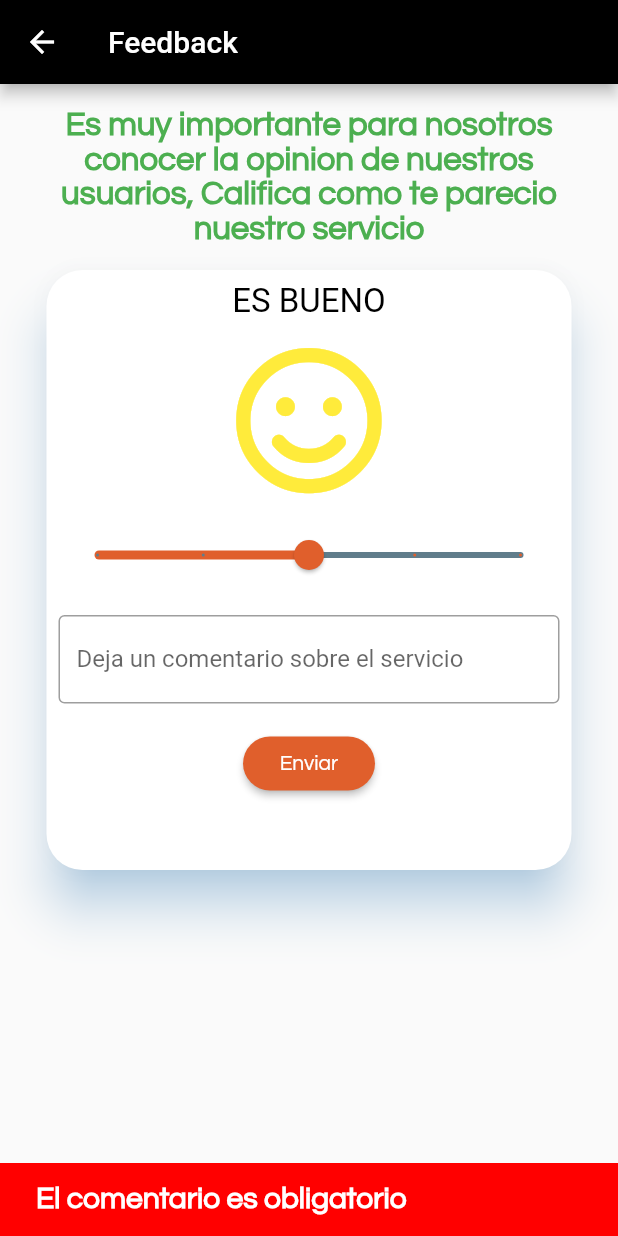
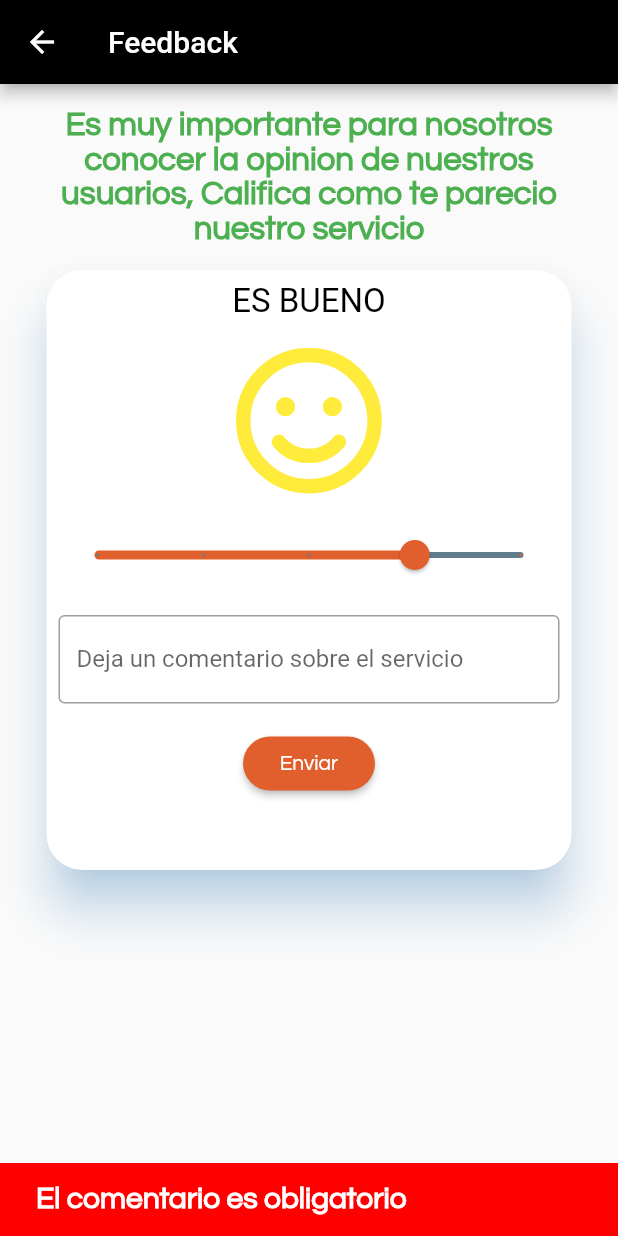
Before and after one commit to juanmurillor/EasyTurn, a Flutter app: the CalificacionAppPage screen opened directly, after a tap on "Enviar", on a phone screen of 412 x 824 dp. Run offline on Flutter 3.47's test engine with Material 2 defaults, Android fonts, the phone set to English and light mode, and no system bars; our stand-ins replace auto_size_text, basic_utils, carousel_slider, chewie, cloud_firestore, firebase_auth and 6 more; accounts and stored records are empty.

Commit message:
Se orrige la calificacion que no modificaba la cara al cargar, y otras coreciones menores

```diff
--- a/lib/src/screens/modulo_cliente/CalificacionApp.dart
+++ b/lib/src/screens/modulo_cliente/CalificacionApp.dart
@@ -57,6 +57,25 @@ class _CalificacionAppPage extends State<CalificacionAppPage> {
           calified=true;
           comentario = document.data["comentario"];
           sliderValue = document.data["calificacion"];
+          if (sliderValue >= 0.0 &&
+              sliderValue <= 1.0) {
+            myFeedback = FontAwesomeIcons.sadTear;
+            myFeedbackColor = Colors.red;
+            myFeedbackText =
+            "PODRIA MEJORAR BASTANTE";
+          }
+          if (sliderValue >= 1.1 &&
+              sliderValue <= 2.0) {
+            myFeedback = FontAwesomeIcons.smile;
+            myFeedbackColor = Colors.yellow;
+            myFeedbackText = "ES BUENO";
+          }
+          if (sliderValue >= 2.1 &&
+              sliderValue <= 3.0) {
+            myFeedback = FontAwesomeIcons.laugh;
+            myFeedbackColor = Colors.green;
+            myFeedbackText = "ES EXELENTE";
+          }
         });
       }
     });
@@ -182,7 +201,7 @@ class _CalificacionAppPage extends State<CalificacionAppPage> {
                             child: Container(
                               child: Slider(
                                 min: 0,
-                                max: 5,
+                                max: 3,
                                 divisions: 4,
                                 value: sliderValue,
                                 activeColor: Color(0xffe05f2c),
@@ -197,14 +216,14 @@ class _CalificacionAppPage extends State<CalificacionAppPage> {
                                       myFeedbackText =
                                       "PODRIA MEJORAR BASTANTE";
                                     }
-                                    if (sliderValue >= 2.1 &&
-                                        sliderValue <= 3.0) {
+                                    if (sliderValue >= 1.1 &&
+                                        sliderValue <= 2.0) {
                                       myFeedback = FontAwesomeIcons.smile;
                                       myFeedbackColor = Colors.yellow;
                                       myFeedbackText = "ES BUENO";
                                     }
-                                    if (sliderValue >= 3.1 &&
-                                        sliderValue <= 4.0) {
+                                    if (sliderValue >= 2.1 &&
+                                        sliderValue <= 3.0) {
                                       myFeedback = FontAwesomeIcons.laugh;
                                       myFeedbackColor = Colors.green;
                                       myFeedbackText = "ES EXELENTE";
--- a/lib/src/screens/modulo_cliente/menu_secciones.dart
+++ b/lib/src/screens/modulo_cliente/menu_secciones.dart
@@ -30,6 +30,7 @@ class _MenuSeccionesPage extends State<MenuSeccionesPage>{
     super.initState();
     loadData();
   }
+
 
   void loadData() async {
     DocumentReference references = widget.ref;
```
Also changed, not shown: lib/src/screens/modulo_cliente/cliente_page.dart (+44 -15 lines), lib/src/screens/modulo_cliente/menu_de_turnos/lista_turnos.dart (+47 -7 lines), lib/src/screens/modulo_cliente/menu_de_turnos/mis_turnos.dart (+19 -16 lines), lib/src/screens/modulo_cliente/menu_de_turnos/pedir_turno.dart (+7 -1 lines), 1 other file.
